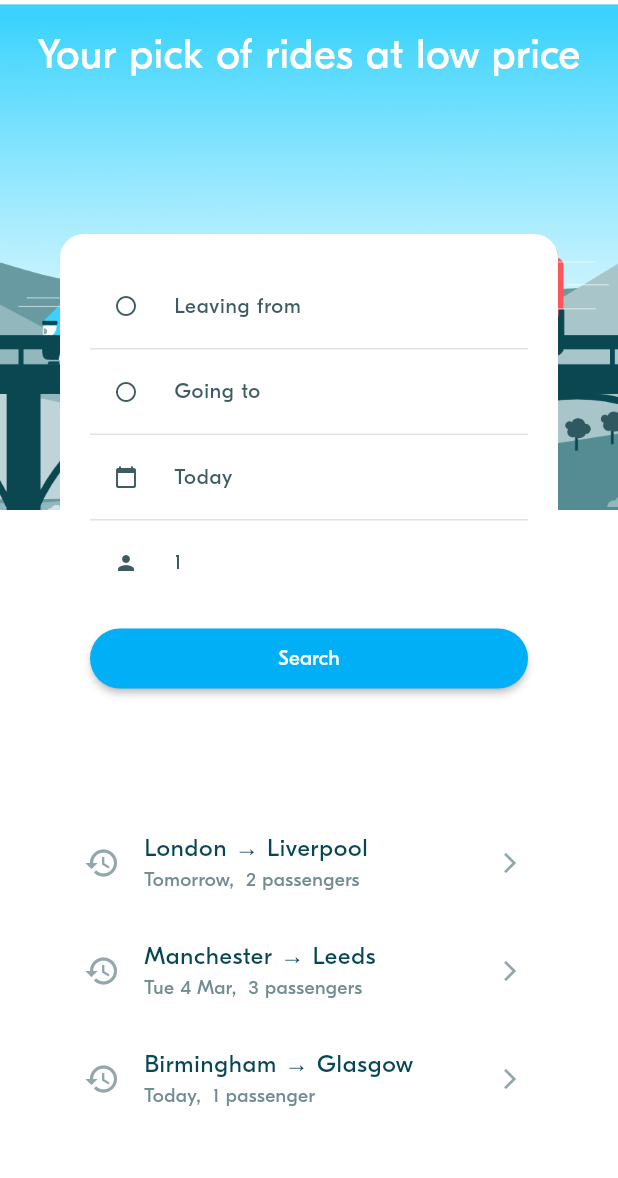
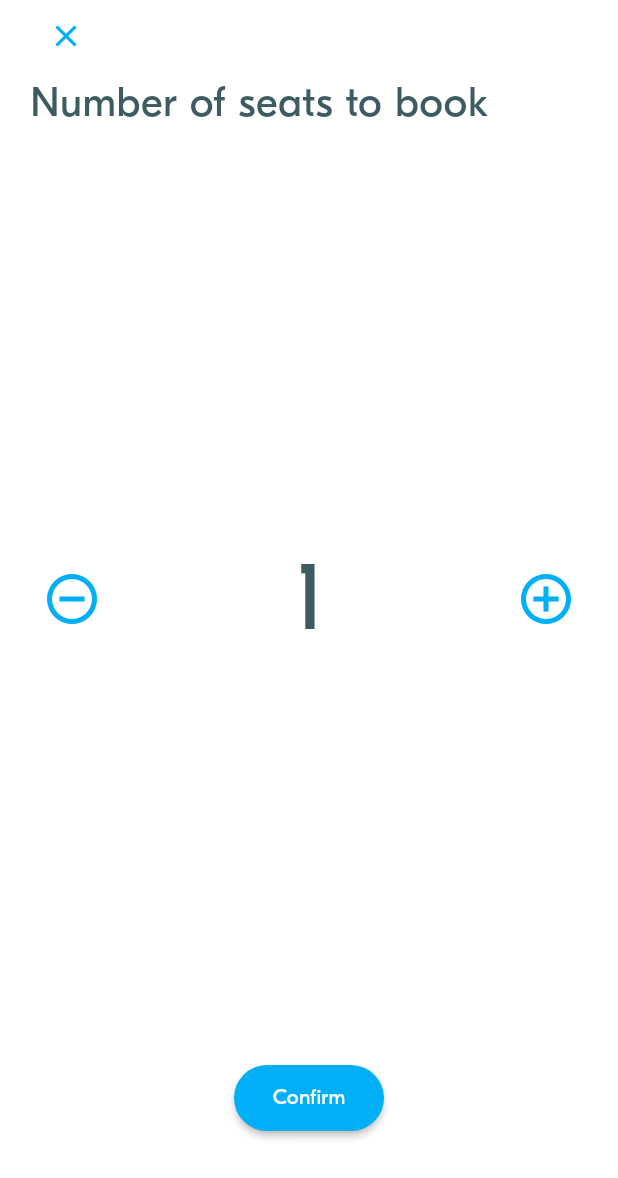
Before and after one commit to ChayLimm/W3-PRACTICE, a Flutter app: the screen it shows after launch, after a tap on an icon or button, on a phone screen of 412 x 824 dp. Shown: the top 1178 px of the screen. Run offline on Flutter 3.47's test engine with Material 3 defaults, Android fonts, the phone set to English and light mode, and no system bars; project files that could hold a hidden picture were left out.

Commit message:
BLA-008 – Implement the Seat number spinner

```diff
--- a/lib/screens/ride_pref/widgets/ride_pref_form.dart
+++ b/lib/screens/ride_pref/widgets/ride_pref_form.dart
@@ -91,12 +91,11 @@ class _RidePrefFormState extends State<RidePrefForm> {
     });
   }
 
-  void onSelectPassenger(int passenger) {
+  void onSelectSeats(int newSeats) {
     setState(() {
-      passenger = passenger;
+      requestedSeats = newSeats;
     });
   }
-
   // Search button and validor for the form
 
   void onSearch() async {
@@ -165,7 +164,7 @@ class _RidePrefFormState extends State<RidePrefForm> {
           ),
           BlaDivider(),
           // 4 - Select seats Listitle, default 1
-          SeatPickerField(onSelectSeats: onSelectPassenger),
+          SeatPickerField(onSelectSeats: onSelectSeats, initSeats: requestedSeats,),
           const SizedBox(
             height: BlaSpacings.s,
           ),
--- a/lib/screens/search_ride/search_ride_screen.dart
+++ b/lib/screens/search_ride/search_ride_screen.dart
@@ -17,6 +17,7 @@ class SearchRideScreen extends StatefulWidget {
 class _SearchRideScreenState extends State<SearchRideScreen> {
 
   late List<Ride> matchRide;
+  late bool isNotFound;
   ///
   ///Prepare render data
   ///
@@ -36,6 +37,9 @@ void initState() {
           ride.departureDate.year == widget.ridePref.departureDate.year
           ) // Ensure full date match
       .toList();
+  if(matchRide.length == 0){
+    isNotFound = true;
+  }
 }
 
 
@@ -49,12 +53,22 @@ void initState() {
           children: [
             RidePrefTile(ridePref: widget.ridePref),
             SizedBox(height: BlaSpacings.xl,),
+            /// if match, then show the list of matchRide
+            if(!isNotFound)...[
               Expanded(
                 child: ListView.builder(
                   itemCount: matchRide.length,
                   itemBuilder: (context, index) => RideCard(ride: matchRide[index]),
                 ),
+              )],
+            // else its show not found
+            if(isNotFound)...[
+              Center(
+                child: Text(
+                  "No Ride are available", style: BlaTextStyles.body,
+                ),
               )
+            ]
           ],
         ),
       ),
--- /dev/null
+++ b/lib/screens/seat_number_spinner/seat_number_spinnner_screen.dart
@@ -0,0 +1,132 @@
+import 'package:flutter/material.dart';
+import 'package:week_3_blabla_project/theme/theme.dart';
+import 'package:week_3_blabla_project/widgets/button/bla_button.dart';
+
+class SeatNumberSpinnnerScreen extends StatefulWidget {
+  // this is onchange function that will call when the number change
+  final Function(int) onChange;
+  final int? initSeats;
+  const SeatNumberSpinnnerScreen(
+      {super.key, this.initSeats = 1, required this.onChange});
+
+  @override
+  State<SeatNumberSpinnnerScreen> createState() =>
+      _SeatNumberSpinnnerScreenState();
+}
+
+class _SeatNumberSpinnnerScreenState extends State<SeatNumberSpinnnerScreen> {
+  int currentIndex = 1;
+
+  @override
+  void initState() {
+    // TODO: implement initState
+    super.initState();
+    currentIndex = widget.initSeats ?? 1;
+  }
+
+  ///
+  /// Handle all event
+
+// increase the seat by 1
+  void increase() {
+    if (currentIndex < 9) {
+      setState(() {
+        currentIndex++;
+      });
+    }
+  }
+
+// decrease the seat by 1
+  void decrease() {
+    if (currentIndex > 1) {
+      setState(() {
+        currentIndex--;
+      });
+    }
+  }
+
+// confirm the change
+  void confirm() {
+    widget.onChange(currentIndex);
+    Navigator.pop(context);
+  }
+
+  ///
+  /// Build the seats number spinner ui
+  ///
+
+  @override
+  Widget build(BuildContext context) {
+    return Scaffold(
+      body: Padding(
+        padding: const EdgeInsets.only(bottom: 70, left: 20, right: 20),
+        child: Column(
+          mainAxisAlignment: MainAxisAlignment.spaceBetween,
+          crossAxisAlignment: CrossAxisAlignment.start,
+          children: [
+            Column(
+              crossAxisAlignment: CrossAxisAlignment.start,
+              children: [
+                //Close icon
+                IconButton(
+                    onPressed: () {
+                      Navigator.pop(context);
+                    },
+                    icon: Icon(
+                      Icons.close,
+                      size: 24,
+                      color: BlaColors.primary,
+                    )),
+                //Header
+                Text(
+                  "Number of seats to book",
+                  style:
+                      BlaTextStyles.heading.copyWith(color: BlaColors.neutral),
+                ),
+              ],
+            ),
+            Row(
+              mainAxisAlignment: MainAxisAlignment.spaceBetween,
+              children: [
+                IconButton(
+                    disabledColor: BlaColors.iconLight,
+                    onPressed: currentIndex > 1 ? decrease : null,
+                    icon: Icon(
+                      Icons.do_not_disturb_on_outlined,
+                      size: BlaSpacings.xxl,
+                      color: BlaColors.primary,
+                    )),
+                SizedBox(
+                  width: BlaSpacings.s,
+                ),
+                Text(currentIndex.toString(),
+                    style: BlaTextStyles.heading
+                        .copyWith(color: BlaColors.neutral, fontSize: 64)),
+                SizedBox(
+                  width: BlaSpacings.s,
+                ),
+                IconButton(
+                    disabledColor: BlaColors.iconLight,
+                    onPressed: currentIndex < 8 ? increase : null,
+                    icon: Icon(
+                      Icons.add_circle_outline,
+                      size: BlaSpacings.xxl,
+                      color: BlaColors.primary,
+                    )),
+              ],
+            ),
+            Center(
+              child: SizedBox(
+                  width: 100,
+                  height: 44,
+                  child: BlaButton(
+                      type: ButtonType.primary,
+                      title: "Confirm",
+                      onButtonClick: confirm)),
+            )
+          ],
+        ),
+      ),
+    );
+  }
+}
--- a/lib/widgets/inputs/seats_picker_field.dart
+++ b/lib/widgets/inputs/seats_picker_field.dart
@@ -1,10 +1,12 @@
 import 'package:flutter/material.dart';
+import 'package:week_3_blabla_project/screens/seat_number_spinner/seat_number_spinnner_screen.dart';
 import 'package:week_3_blabla_project/theme/theme.dart';
+import 'package:week_3_blabla_project/utils/animations_util.dart';
 
 class SeatPickerField extends StatelessWidget {
   //this field can be build with or without initialize value, by defualt it is 1
   final int? initSeats ;
-  final Function(int) onSelectSeats;
+  final Function(int) onSelectSeats; // function to change the parent value
   const SeatPickerField({super.key,this.initSeats = 1, required this.onSelectSeats});
 
 
@@ -14,7 +16,11 @@ class SeatPickerField extends StatelessWidget {
       leading: Icon(Icons.person, size: 16, color: BlaColors.neutral,),
       title: Text(initSeats.toString(),style: BlaTextStyles.button.copyWith(color:BlaColors.neutral, ),),
       onTap:(){
-        //implement the logic of full screen dialog seats picker
+        //implement the logic of full screen dialog seats number spinner
+        Navigator.of(context).push(AnimationUtils.createBottomToTopRoute(
+            SeatNumberSpinnnerScreen(onChange: onSelectSeats,initSeats: initSeats )
+          )
+        );
       },
     );
   }
```
Lines whose indentation alone changed are shown as unchanged.
